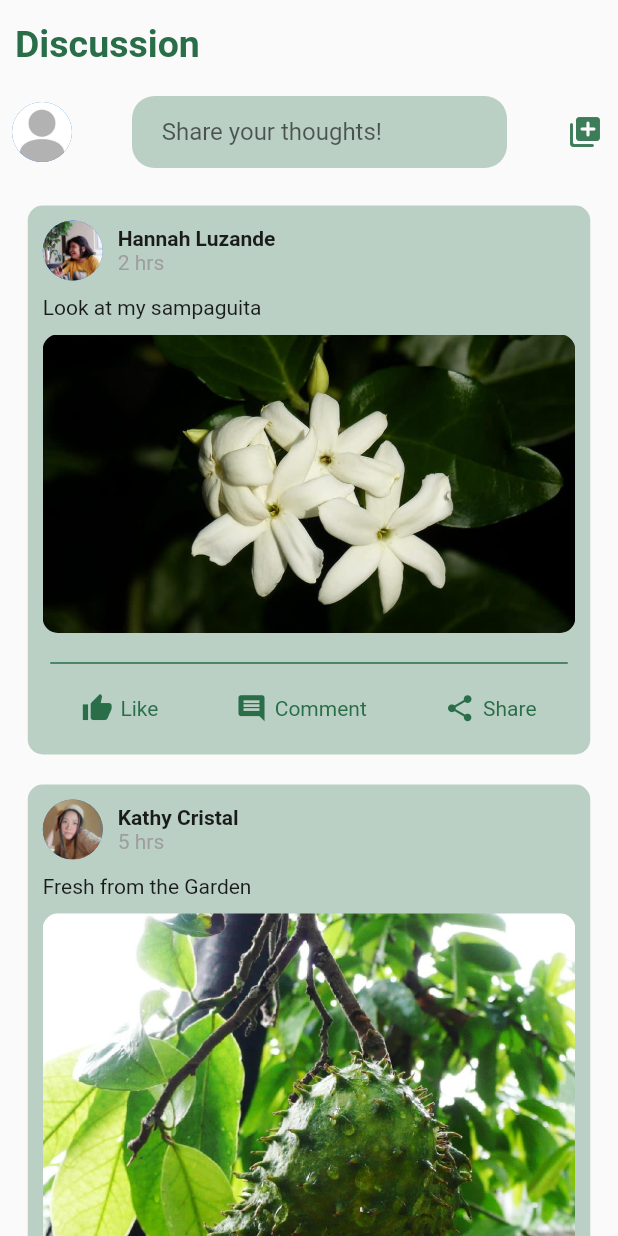
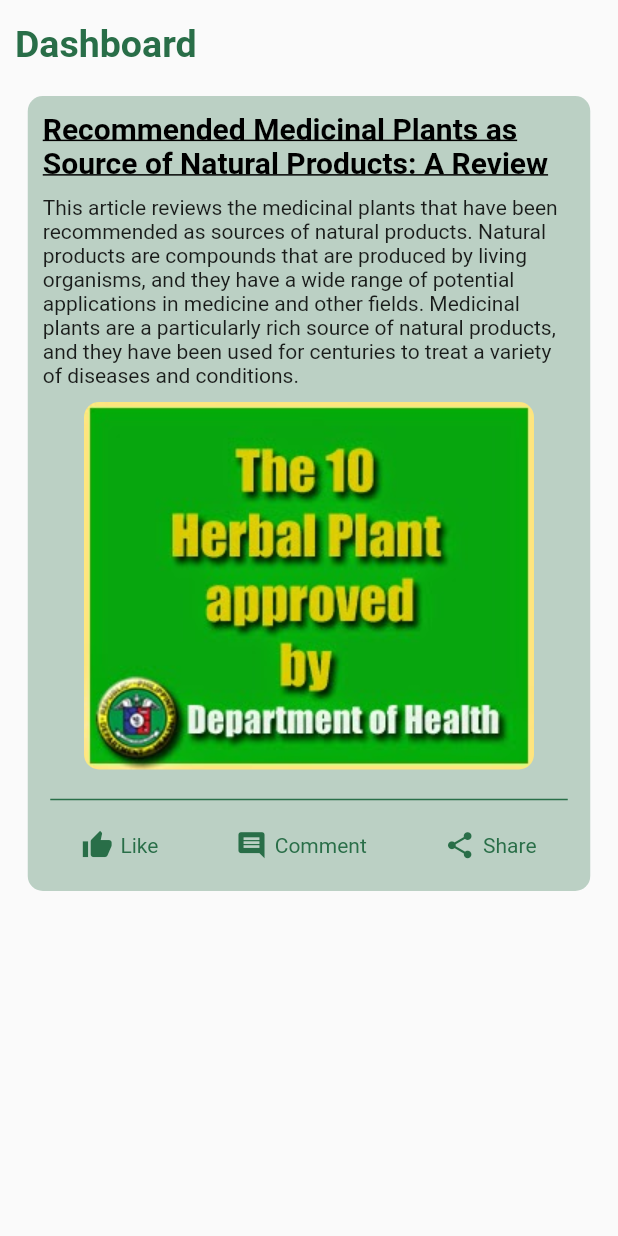
Before and after one commit to KoozCooz/HerbaLens, a Flutter app: the HomePage screen opened by its route, on a phone screen of 412 x 824 dp. Run offline on Flutter 3.47's test engine with Material 2 defaults, Android fonts, the phone set to English and light mode, and no system bars; our stand-ins replace animated_bottom_navigation_bar, firebase_auth, firebase_core, firebase_messaging, flutter_local_notifications, fluttertoast and 3 more; accounts and stored records are empty; network calls fail.

Commit message:
Dashboard test done

```diff
--- a/herbalens/lib/main.dart
+++ b/herbalens/lib/main.dart
@@ -6,7 +6,7 @@ import 'package:fluttertoast/fluttertoast.dart';
 import 'package:herbalens/firebase_options.dart';
 import 'package:herbalens/ui/screens/Profile/Notifications/message.dart';
 import 'package:herbalens/ui/screens/Profile/Notifications/notifications.dart';
-import 'package:herbalens/ui/screens/home_page.dart';
+import 'package:herbalens/ui/screens/Dashboard/home_page.dart';
 import 'package:herbalens/ui/screens/Account/signup_page.dart';
 import 'package:herbalens/ui/screens/Account/signin_page.dart';
 import 'package:herbalens/ui/onboarding_screen.dart';
@@ -80,7 +80,7 @@ class MyApp extends StatelessWidget {
       routes: {
         '/login': (context) => const SignIn(),
         '/signUp': (context) => const SignUp(),
-        '/home': (context) => const HomePage(),
+        '/home': (context) => const HomePage(articleId: 0,),
         '/message': (context) => const Message()
       },
     );
--- /dev/null
+++ b/herbalens/lib/models/article.dart
@@ -0,0 +1,22 @@
+class Article {
+  final int articleId;
+  final String articleTitle;
+  final String articledescription;
+  final String imageURL;
+
+  Article(
+      {required this.articleId,
+	      required this.articleTitle,
+        required this.articledescription,
+        required this.imageURL,});
+
+  //List of Leaves data
+  static List<Article> articleList = [
+    Article(
+      articleId: 0,
+      articleTitle: 'Recommended Medicinal Plants as Source of Natural Products: A Review',
+      articledescription: 'This article reviews the medicinal plants that have been recommended as sources of natural products. Natural products are compounds that are produced by living organisms, and they have a wide range of potential applications in medicine and other fields. Medicinal plants are a particularly rich source of natural products, and they have been used for centuries to treat a variety of diseases and conditions.',
+      imageURL: 'assets/posts/DOH_approved_plants.jpg'
+        ),
+  ];
+}
--- a/herbalens/lib/ui/root_page.dart
+++ b/herbalens/lib/ui/root_page.dart
@@ -6,7 +6,7 @@ import 'package:herbalens/constants.dart';
 import 'package:herbalens/models/plants.dart';
 import 'package:herbalens/ui/screens/favorite_page.dart';
 import 'package:herbalens/ui/screens/herbalens_page.dart';
-import 'package:herbalens/ui/screens/home_page.dart';
+import 'package:herbalens/ui/screens/Dashboard/home_page.dart';
 import 'package:herbalens/ui/screens/Profile/profile_part.dart';
 import 'package:herbalens/ui/scan_page.dart';
 import 'package:page_transition/page_transition.dart';
@@ -26,7 +26,7 @@ class _RootPageState extends State<RootPage> {
   //List of the pages
   List<Widget> _widgetOptions(){
     return[
-    const HomePage(),
+    const HomePage(articleId: 0,),
     HerbalPage(listofHerbaLens: plants,),
     FavoritePage(favoritedPlants: favorites,),
     const ProfilePage(),
--- a/herbalens/lib/ui/screens/forgot_password.dart
+++ b/herbalens/lib/ui/screens/Account/forgot_password.dart
@@ -4,7 +4,7 @@ import 'package:herbalens/ui/screens/widgets/custom_textfield.dart';
 import 'package:herbalens/ui/screens/Account/signin_page.dart';
 import 'package:page_transition/page_transition.dart';
 
-import '../../constants.dart';
+import '../../../constants.dart';
 
 class ForgotPassword extends StatefulWidget {
   const ForgotPassword({Key? key}) : super(key: key);
--- a/herbalens/lib/ui/screens/Account/signin_page.dart
+++ b/herbalens/lib/ui/screens/Account/signin_page.dart
@@ -3,7 +3,7 @@ import 'package:flutter/material.dart';
 import 'package:google_sign_in/google_sign_in.dart';
 import 'package:herbalens/constants.dart';
 import 'package:herbalens/ui/root_page.dart';
-import 'package:herbalens/ui/screens/forgot_password.dart';
+import 'package:herbalens/ui/screens/Account/forgot_password.dart';
 import 'package:herbalens/ui/screens/Account/signup_page.dart';
 import 'package:herbalens/ui/screens/widgets/custom_textfield.dart';
 import 'package:page_transition/page_transition.dart';
--- /dev/null
+++ b/herbalens/lib/ui/screens/Dashboard/home_page.dart
@@ -0,0 +1,137 @@
+import 'package:flutter/material.dart';
+import 'package:herbalens/constants.dart';
+import 'package:herbalens/models/article.dart';
+import 'package:url_launcher/url_launcher.dart';
+
+class HomePage extends StatefulWidget {
+  final int articleId;
+  const HomePage({Key? key, required this.articleId}) : super(key: key);
+
+  @override
+  State<HomePage> createState() => _HomePageState();
+}
+
+class _HomePageState extends State<HomePage> {
+  @override
+  Widget build(BuildContext context) {
+    Size size = MediaQuery.of(context).size;
+    List<Article> _articleList = Article.articleList;
+
+    return Scaffold(
+      body: SingleChildScrollView(
+        child: Column(
+          crossAxisAlignment: CrossAxisAlignment.start,
+          children: [
+            Container(
+              padding: const EdgeInsets.only(top: 15),
+              child: Row(
+                mainAxisAlignment: MainAxisAlignment.spaceAround,
+                children: [
+                  Container(
+                    padding: const EdgeInsets.symmetric(
+                      horizontal: 16.0,
+                    ),
+                    width: size.width * .9,
+                    decoration: BoxDecoration(
+                      color: Constants.primaryColor.withOpacity(.2),
+                      borderRadius: BorderRadius.circular(20),
+                    ),
+                  )
+                ],
+              ),
+            ),
+            Container(
+              padding: const EdgeInsets.only(bottom: 10, left: 10),
+              child: const Text(
+                'Dashboard',
+                style: TextStyle(
+                    fontWeight: FontWeight.bold,
+                    fontSize: 25.0,
+                    color: Color(0xff296e48)),
+              ),
+            ),
+            Padding(
+              padding: const EdgeInsets.all(10),
+              child: Center(
+                child: Container(
+                  width: 375,
+                  padding: const EdgeInsets.all(10),
+                  decoration: BoxDecoration(
+                    color: Constants.primaryColor.withOpacity(.3),
+                    borderRadius: BorderRadius.circular(10),
+                  ),
+                  child: Column(
+                    crossAxisAlignment: CrossAxisAlignment.start,
+                    children: [
+                      GestureDetector(
+                        onTap: () => launchUrl(Uri.parse('https://doi.org/10.1016/S2589-3777(19)30018-7')),
+                        child: Text(
+                          _articleList[widget.articleId].articleTitle,
+                          style: TextStyle(
+                            fontSize: 20,
+                            fontWeight: FontWeight.bold,
+                            color: Colors.black,
+                            decoration: TextDecoration.underline,
+                          ),
+                        ),
+                      ),
+                      const SizedBox(height: 10),
+
+                      Text(_articleList[widget.articleId].articledescription),
+
+                      const SizedBox(height: 10),
+
+                      Center(
+                        child: ClipRRect(
+                          borderRadius: BorderRadius.circular(10.0),
+                          child: Image.asset(_articleList[widget.articleId].imageURL),
+                        ),
+                      ),
+                      const SizedBox(height: 10),
+                      const Divider(
+                        height: 20,
+                        indent: 5,
+                        endIndent: 5,
+                        thickness: 1,
+                        color: Color(0xff296e48),
+                      ),
+                      const SizedBox(height: 10),
+                      const Row(
+                        mainAxisAlignment: MainAxisAlignment.spaceAround,
+                        children: [
+                          Row(
+                            children: [
+                              Icon(Icons.thumb_up, size: 21, color: Color(0xff296e48)),
+                              SizedBox(width: 5),
+                              Text('Like', style: TextStyle(color: Color(0xff296e48))),
+                            ],
+                          ),
+                          Row(
+                            children: [
+                              Icon(Icons.comment, size: 21, color: Color(0xff296e48)),
+                              SizedBox(width: 5),
+                              Text('Comment', style: TextStyle(color: Color(0xff296e48))),
+                            ],
+                          ),
+                          Row(
+                            children: [
+                              Icon(Icons.share, size: 21, color: Color(0xff296e48)),
+                              SizedBox(width: 5),
+                              Text('Share', style: TextStyle(color: Color(0xff296e48))),
+                            ],
+                          ),
+                        ],
+                      ),
+
+                      const SizedBox(height: 10),
+                    ],
+                  ),
+                ),
+              ),
+            ),
+          ],
+        ),
+      ),
+    );
+  }
+}
--- a/herbalens/lib/ui/screens/Profile/Settings/changepass.dart
+++ b/herbalens/lib/ui/screens/Profile/Settings/changepass.dart
@@ -15,7 +15,6 @@ class _ChangePassState extends State<ChangePass> {
 
     final FirebaseAuthService _auth = FirebaseAuthService();
 
-    var auth = FirebaseAuth.instance;
     var currentUser = FirebaseAuth.instance.currentUser;
 
     var oldPasswordController = TextEditingController();
--- a/herbalens/lib/ui/screens/home_page.dart
+++ /dev/null
@@ -1,354 +0,0 @@
-import 'package:flutter/material.dart';
-import 'package:herbalens/constants.dart';
-
-class HomePage extends StatefulWidget {
-  const HomePage({Key? key}) : super(key: key);
-
-  @override
-  State<HomePage> createState() => _HomePageState();
-}
-
-class _HomePageState extends State<HomePage> {
-  @override
-  Widget build(BuildContext context) {
-    Size size = MediaQuery.of(context).size;
-
-    return Scaffold(
-      body: SingleChildScrollView(
-        child: Column(
-          crossAxisAlignment: CrossAxisAlignment.start,
-          children: [
-            Container(
-              padding: const EdgeInsets.only(top: 15),
-              child: Row(
-                mainAxisAlignment: MainAxisAlignment.spaceAround,
-                children: [
-                  Container(
-                    padding: const EdgeInsets.symmetric(
-                      horizontal: 16.0,
-                    ),
-                    width: size.width * .9,
-                    decoration: BoxDecoration(
-                      color: Constants.primaryColor.withOpacity(.2),
-                      borderRadius: BorderRadius.circular(20),
-                    ),
-                  )
-                ],
-              ),
-            ),
-            Container(
-              padding: const EdgeInsets.only(bottom: 10, left: 10),
-              child: const Text(
-                'Discussion',
-                style: TextStyle(
-                    fontWeight: FontWeight.bold,
-                    fontSize: 25.0,
-                    color: Color(0xff296e48)),
-              ),
-            ),
-            Padding(
-              padding: const EdgeInsets.only(bottom: 15, top: 10),
-              child: Row(
-                mainAxisAlignment: MainAxisAlignment.spaceBetween,
-                children: [
-                  const Padding(
-                    padding: EdgeInsets.only(left: 8.0),
-                    child: CircleAvatar(
-                      radius: 20,
-                      backgroundImage:
-                          AssetImage('assets/images/default_profile.jpg'),
-                    ),
-                  ),
-                  Container(
-                    width: 250,
-                    decoration: BoxDecoration(
-                      color: Constants.primaryColor.withOpacity(.3),
-                      borderRadius: BorderRadius.circular(15),
-                    ),
-                    child: const TextField(
-                      showCursor: false,
-                      decoration: InputDecoration(
-                        hintText: '     Share your thoughts!',
-                        border: InputBorder.none,
-                        focusedBorder: InputBorder.none,
-                      ),
-                    ),
-                  ),
-                  Padding(
-                    padding: const EdgeInsets.only(right: 10.0),
-                    child: Icon(
-                      Icons.add_to_photos_rounded,
-                      color: Constants.primaryColor.withOpacity(.9),
-                    ),
-                  ),
-                ],
-              ),
-            ),
-            Padding(
-              padding: const EdgeInsets.all(10),
-              child: Center(
-                child: Container(
-                  width: 375,
-                  padding: const EdgeInsets.all(10),
-                  decoration: BoxDecoration(
-                    color: Constants.primaryColor.withOpacity(.3),
-                    borderRadius: BorderRadius.circular(10),
-                  ),
-                  child: Column(
-                    crossAxisAlignment: CrossAxisAlignment.start,
-                    children: [
-                      const Row(
-                        children: [
-                          CircleAvatar(
-                            radius: 20,
-                            backgroundImage:
-                                AssetImage('assets/icon/Hannah.jpg'),
-                          ),
-                          SizedBox(width: 10),
-                          Column(
-                            crossAxisAlignment: CrossAxisAlignment.start,
-                            children: [
-                              Text('Hannah Luzande',
-                                  style:
-                                      TextStyle(fontWeight: FontWeight.bold)),
-                              Text('2 hrs',
-                                  style: TextStyle(color: Colors.grey)),
-                            ],
-                          ),
-                        ],
-                      ),
-                      const SizedBox(height: 10),
-                      const Text('Look at my sampaguita'),
-                      const SizedBox(height: 10),
-                      ClipRRect(
-                        borderRadius: BorderRadius.circular(10.0),
-                        child: Image.asset('assets/icon/sampaguita.jpg'),
-                      ),
-                      const SizedBox(height: 10),
-                      const Divider(
-                        height: 20,
-                        indent: 5,
-                        endIndent: 5,
-                        thickness: 1,
-                        color: Color(0xff296e48),
-                      ),
-                      const SizedBox(height: 10),
-                      const Row(
-                        mainAxisAlignment: MainAxisAlignment.spaceAround,
-                        children: [
-                          Row(
-                            children: [
-                              Icon(Icons.thumb_up,
-                                  size: 21, color: Color(0xff296e48)),
-                              SizedBox(width: 5),
-                              Text('Like',
-                                  style: TextStyle(color: Color(0xff296e48))),
-                            ],
-                          ),
-                          Row(
-                            children: [
-                              Icon(Icons.comment,
-                                  size: 21, color: Color(0xff296e48)),
-                              SizedBox(width: 5),
-                              Text('Comment',
-                                  style: TextStyle(color: Color(0xff296e48))),
-                            ],
-                          ),
-                          Row(
-                            children: [
-                              Icon(Icons.share,
-                                  size: 21, color: Color(0xff296e48)),
-                              SizedBox(width: 5),
-                              Text('Share',
-                                  style: TextStyle(color: Color(0xff296e48))),
-                            ],
-                          ),
-                        ],
-                      ),
-                      const SizedBox(height: 10),
-                    ],
-                  ),
-                ),
-              ),
-            ),
-            Padding(
-              padding: const EdgeInsets.all(10),
-              child: Center(
-                child: Container(
-                  width: 375,
-                  padding: const EdgeInsets.all(10),
-                  decoration: BoxDecoration(
-                    color: Constants.primaryColor.withOpacity(.3),
-                    borderRadius: BorderRadius.circular(10),
-                  ),
-                  child: Column(
-                    crossAxisAlignment: CrossAxisAlignment.start,
-                    children: [
-                      const Row(
-                        children: [
-                          CircleAvatar(
-                            radius: 20,
-                            backgroundImage:
-                                AssetImage('assets/icon/Kathy.jpg'),
-                          ),
-                          SizedBox(width: 10),
-                          Column(
-                            crossAxisAlignment: CrossAxisAlignment.start,
-                            children: [
-                              Text('Kathy Cristal',
-                                  style:
-                                      TextStyle(fontWeight: FontWeight.bold)),
-                              Text('5 hrs',
-                                  style: TextStyle(color: Colors.grey)),
-                            ],
-                          ),
-                        ],
-                      ),
-                      const SizedBox(height: 10),
-                      const Text('Fresh from the Garden'),
-                      const SizedBox(height: 10),
-                      ClipRRect(
-                        borderRadius: BorderRadius.circular(10.0),
-                        child: Image.asset('assets/icon/garden.jpg'),
-                      ),
-                      const SizedBox(height: 10),
-                      const Divider(
-                        height: 20,
-                        indent: 5,
-                        endIndent: 5,
-                        thickness: 1,
-                        color: Color(0xff296e48),
-                      ),
-                      const SizedBox(height: 10),
-                      const Row(
-                        mainAxisAlignment: MainAxisAlignment.spaceAround,
-                        children: [
-                          Row(
-                            children: [
-                              Icon(Icons.thumb_up,
-                                  size: 21, color: Color(0xff296e48)),
-                              SizedBox(width: 5),
-                              Text('Like',
-                                  style: TextStyle(color: Color(0xff296e48))),
-                            ],
-                          ),
-                          Row(
-                            children: [
-                              Icon(Icons.comment,
-                                  size: 21, color: Color(0xff296e48)),
-                              SizedBox(width: 5),
-                              Text('Comment',
-                                  style: TextStyle(color: Color(0xff296e48))),
-                            ],
-                          ),
-                          Row(
-                            children: [
-                              Icon(Icons.share,
-                                  size: 21, color: Color(0xff296e48)),
-                              SizedBox(width: 5),
-                              Text('Share',
-                                  style: TextStyle(color: Color(0xff296e48))),
-                            ],
-                          ),
-                        ],
-                      ),
-                      const SizedBox(height: 10),
-                    ],
-                  ),
-                ),
-              ),
-            ),
-            Padding(
-              padding: const EdgeInsets.all(10),
-              child: Center(
-                child: Container(
-                  width: 375,
-                  padding: const EdgeInsets.all(10),
-                  decoration: BoxDecoration(
-                    color: Constants.primaryColor.withOpacity(.3),
-                    borderRadius: BorderRadius.circular(10),
-                  ),
-                  child: Column(
-                    crossAxisAlignment: CrossAxisAlignment.start,
-                    children: [
-                      const Row(
-                        children: [
-                          CircleAvatar(
-                            radius: 20,
-                            backgroundImage:
-                                AssetImage('assets/icon/Fritz.jpg'),
-                          ),
-                          SizedBox(width: 10),
-                          Column(
-                            crossAxisAlignment: CrossAxisAlignment.start,
-                            children: [
-                              Text('Fritz Acebes',
-                                  style:
-                                      TextStyle(fontWeight: FontWeight.bold)),
-                              Text('12 hrs',
-                                  style: TextStyle(color: Colors.grey)),
-                            ],
-                          ),
-                        ],
-                      ),
-                      const SizedBox(height: 10),
-                      const Text(
-                          'Tawa-tawa Juice Recipe that I used when I got dengue \nTake 5 to 6 pieces of Tawa-tawa plant.\nWash the plant with running water. \nClean it and make sure there are no foreign objects or dirt. \nFill a boiling pot with clean water and boil it for 1 minute. \nCool down and strain \nDrink'),
-                      const SizedBox(height: 10),
-                      ClipRRect(
-                        borderRadius: BorderRadius.circular(10.0),
-                        child: Image.asset('assets/icon/tawa.jpg'),
-                      ),
-                      const SizedBox(height: 10),
-                      const Divider(
-                        height: 20,
-                        indent: 5,
-                        endIndent: 5,
-                        thickness: 1,
-                        color: Color(0xff296e48),
-                      ),
-                      const SizedBox(height: 10),
-                      const Row(
-                        mainAxisAlignment: MainAxisAlignment.spaceAround,
-                        children: [
-                          Row(
-                            children: [
-                              Icon(Icons.thumb_up,
-                                  size: 21, color: Color(0xff296e48)),
-                              SizedBox(width: 5),
-                              Text('Like',
-                                  style: TextStyle(color: Color(0xff296e48))),
-                            ],
-                          ),
-                          Row(
-                            children: [
-                              Icon(Icons.comment,
-                                  size: 21, color: Color(0xff296e48)),
-                              SizedBox(width: 5),
-                              Text('Comment',
-                                  style: TextStyle(color: Color(0xff296e48))),
-                            ],
-                          ),
-                          Row(
-                            children: [
-                              Icon(Icons.share,
-                                  size: 21, color: Color(0xff296e48)),
-                              SizedBox(width: 5),
-                              Text('Share',
-                                  style: TextStyle(color: Color(0xff296e48))),
-                            ],
-                          ),
-                        ],
-                      ),
-                      const SizedBox(height: 10),
-                    ],
-                  ),
-                ),
-              ),
-            ),
-          ],
-        ),
-      ),
-    );
-  }
-}
--- a/herbalens/pubspec.yaml
+++ b/herbalens/pubspec.yaml
@@ -52,6 +52,7 @@ dependencies:
   fluttertoast: ^8.2.2
   google_sign_in: ^6.1.5
   provider: ^6.0.5
+  url_launcher: ^6.1.14
 
 dev_dependencies:
   flutter_test:
@@ -78,6 +79,7 @@ flutter:
   assets:
     - assets/icon/
     - assets/images/
+    - assets/posts/
   #   - images/a_dot_ham.jpeg
 
   # An image asset can refer to one or more resolution-specific "variants", see
```
Also changed, not shown: herbalens/pubspec.lock, 5 other files.
